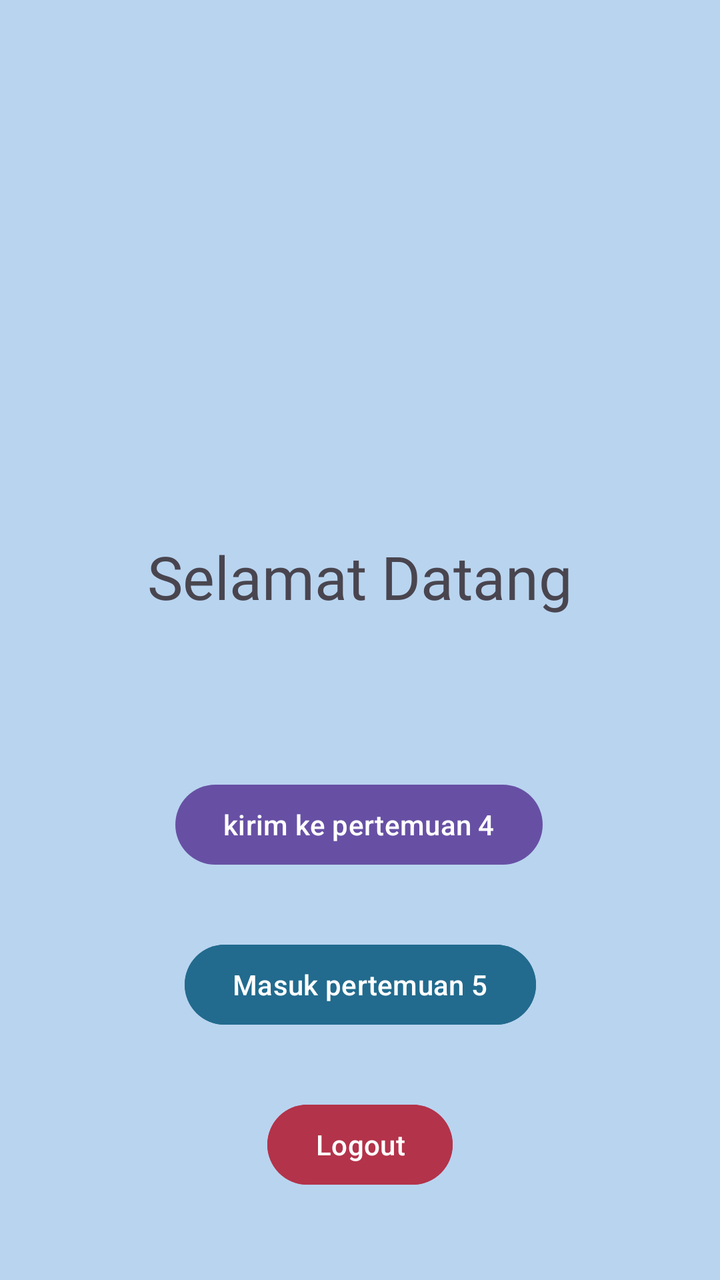
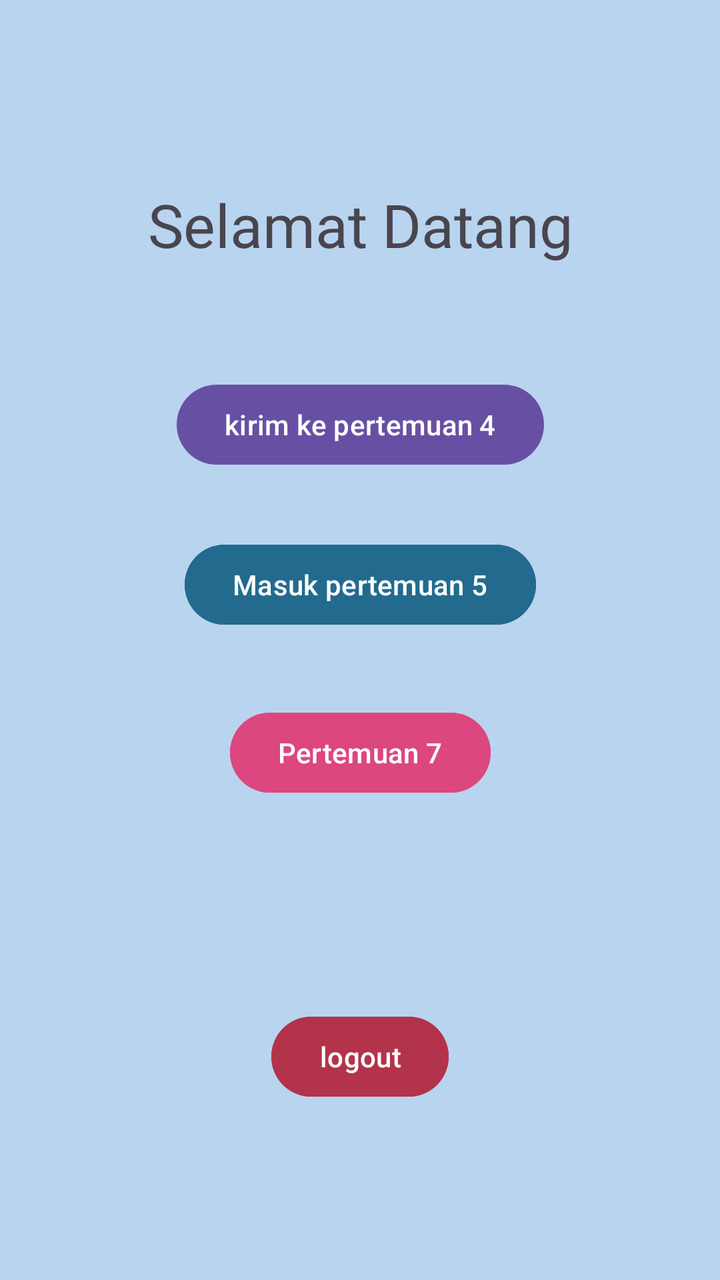

Before-and-after screenshots of an Android layout around one commit, followed by the original layout XML and the change that was made.
<!-- AndroidManifest.xml: application theme Theme.Tasya_3tif -->
<!-- res/layout/activity_main.xml -->
<?xml version="1.0" encoding="utf-8"?>
<androidx.constraintlayout.widget.ConstraintLayout xmlns:android="http://schemas.android.com/apk/res/android"
    xmlns:app="http://schemas.android.com/apk/res-auto"
    xmlns:tools="http://schemas.android.com/tools"
    android:id="@+id/main"
    android:layout_width="match_parent"
    android:layout_height="match_parent"
    android:background="#B9D4EF"
    tools:context=".MainActivity">

    <TextView
        android:id="@+id/inputan"
        android:layout_width="wrap_content"
        android:layout_height="wrap_content"
        android:layout_marginTop="268dp"
        android:text="Selamat Datang"
        android:fontFamily="@font/chewy"
        android:backgroundTint="@color/black"
        android:textSize="30sp"
        app:layout_constraintEnd_toEndOf="parent"
        app:layout_constraintStart_toStartOf="parent"
        app:layout_constraintTop_toTopOf="parent" />

    <Button
        android:id="@+id/btnToFourth"
        android:layout_width="wrap_content"
        android:layout_height="wrap_content"
        android:layout_marginTop="80dp"
        android:text="kirim ke pertemuan 4"
        app:layout_constraintEnd_toEndOf="parent"
        app:layout_constraintHorizontal_bias="0.498"
        app:layout_constraintStart_toStartOf="parent"
        app:layout_constraintTop_toBottomOf="@+id/inputan" />

    <Button
        android:id="@+id/btnToFifth"
        android:layout_width="wrap_content"
        android:layout_height="wrap_content"
        android:layout_marginTop="32dp"
        android:text="Masuk pertemuan 5"
        android:backgroundTint="#226B8E"
        app:layout_constraintEnd_toEndOf="parent"
        app:layout_constraintHorizontal_bias="0.501"
        app:layout_constraintStart_toStartOf="parent"
        app:layout_constraintTop_toBottomOf="@+id/btnToFourth" />

    <Button
        android:id="@+id/btnLogout"
        android:layout_width="wrap_content"
        android:layout_height="wrap_content"
        android:layout_marginTop="32dp"
        android:text="Logout"
        android:backgroundTint="#B3334A"
        app:layout_constraintEnd_toEndOf="parent"
        app:layout_constraintStart_toStartOf="parent"
        app:layout_constraintTop_toBottomOf="@+id/btnToFifth" />

</androidx.constraintlayout.widget.ConstraintLayout>
<!-- resources referenced by this layout -->
<resources>
  <color name="black">#FF000000</color>
  <style name="Theme.Tasya_3tif" parent="Base.Theme.Tasya_3tif" />
  <style name="Base.Theme.Tasya_3tif" parent="Theme.Material3.DayNight.NoActionBar">
          
          
      </style>
</resources>

<!-- the commit's change to res/layout/activity_main.xml (unified diff, before → after) -->
@@ -12,12 +12,13 @@
         android:id="@+id/inputan"
         android:layout_width="wrap_content"
         android:layout_height="wrap_content"
-        android:layout_marginTop="268dp"
+        android:layout_marginTop="92dp"
+        android:backgroundTint="@color/black"
+        android:fontFamily="@font/chewy"
         android:text="Selamat Datang"
-        android:fontFamily="@font/chewy"
-        android:backgroundTint="@color/black"
         android:textSize="30sp"
         app:layout_constraintEnd_toEndOf="parent"
+        app:layout_constraintHorizontal_bias="0.502"
         app:layout_constraintStart_toStartOf="parent"
         app:layout_constraintTop_toTopOf="parent" />
 
@@ -25,10 +26,9 @@
         android:id="@+id/btnToFourth"
         android:layout_width="wrap_content"
         android:layout_height="wrap_content"
-        android:layout_marginTop="80dp"
+        android:layout_marginTop="56dp"
         android:text="kirim ke pertemuan 4"
         app:layout_constraintEnd_toEndOf="parent"
-        app:layout_constraintHorizontal_bias="0.498"
         app:layout_constraintStart_toStartOf="parent"
         app:layout_constraintTop_toBottomOf="@+id/inputan" />
 
@@ -48,9 +48,20 @@
         android:id="@+id/btnLogout"
         android:layout_width="wrap_content"
         android:layout_height="wrap_content"
-        android:layout_marginTop="32dp"
-        android:text="Logout"
+        android:layout_marginTop="104dp"
         android:backgroundTint="#B3334A"
+        android:text="logout"
+        app:layout_constraintEnd_toEndOf="parent"
+        app:layout_constraintStart_toStartOf="parent"
+        app:layout_constraintTop_toBottomOf="@+id/btnToSeventh" />
+
+    <Button
+        android:id="@+id/btnToSeventh"
+        android:layout_width="wrap_content"
+        android:layout_height="wrap_content"
+        android:layout_marginTop="36dp"
+        android:backgroundTint="#DC477F"
+        android:text="Pertemuan 7"
         app:layout_constraintEnd_toEndOf="parent"
         app:layout_constraintStart_toStartOf="parent"
         app:layout_constraintTop_toBottomOf="@+id/btnToFifth" />
